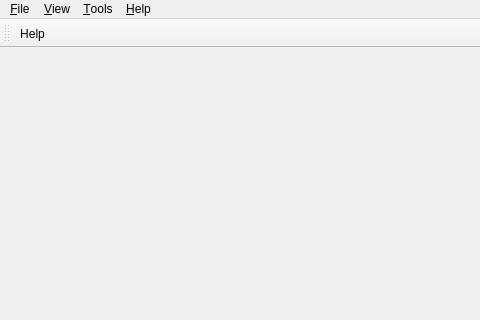
opencor/opencor, file src/ui/mainwindow.ui: the form before one commit; both pictures show x 0 to 480 and y 0 to 320 of the 640 by 480 pixel window.
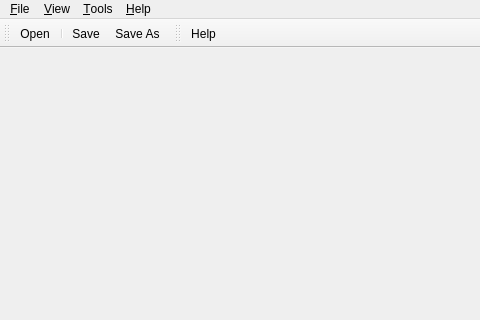
The form after the commit. Icons and pictures are not drawn.

```diff
--- a/src/ui/mainwindow.ui
+++ b/src/ui/mainwindow.ui
@@ -97,6 +97,18 @@
    <addaction name="menuTools"/>
    <addaction name="menuHelp"/>
   </widget>
+  <widget class="QToolBar" name="fileToolbar">
+   <attribute name="toolBarArea">
+    <enum>TopToolBarArea</enum>
+   </attribute>
+   <attribute name="toolBarBreak">
+    <bool>false</bool>
+   </attribute>
+   <addaction name="actionOpen"/>
+   <addaction name="separator"/>
+   <addaction name="actionSave"/>
+   <addaction name="actionSaveAs"/>
+  </widget>
   <widget class="QToolBar" name="helpToolbar">
    <attribute name="toolBarArea">
     <enum>TopToolBarArea</enum>
```
Left out of the diff: 29 changed lines with no effect on the pictures.
